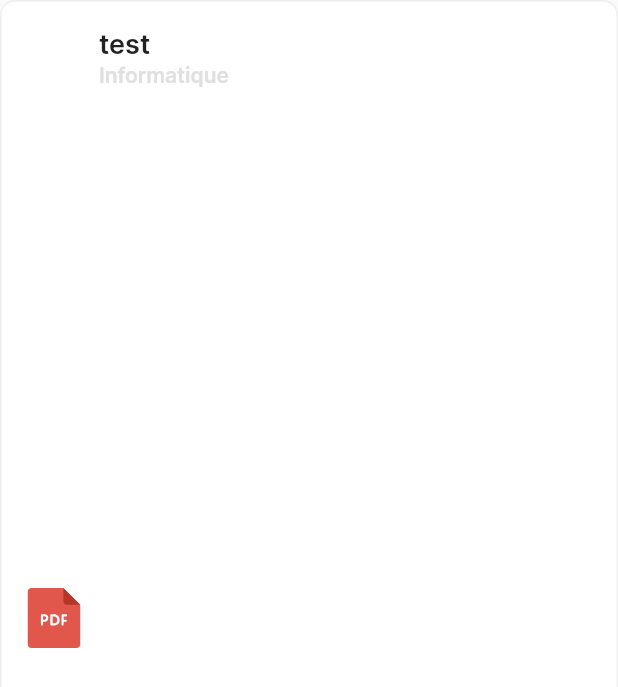
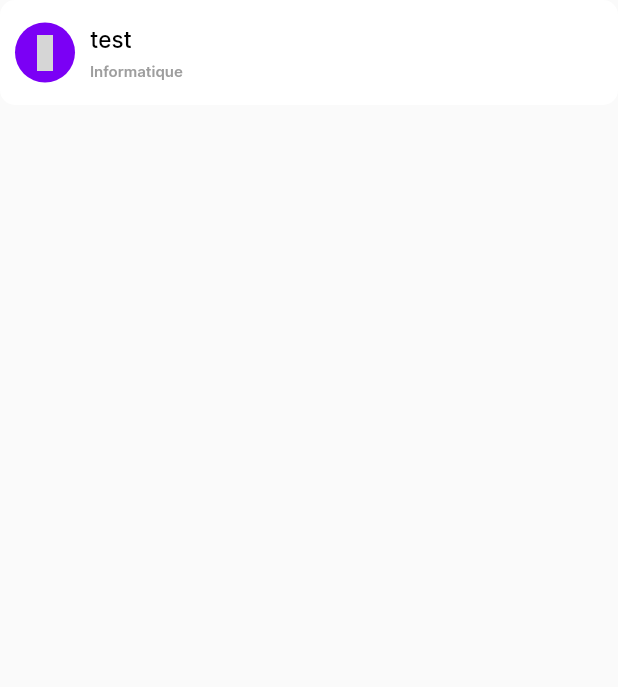
Before and after one commit to Yasser-Belatreche/setram-app, a Flutter app: the Document widget shown alone on an empty page, opened directly, on a phone screen of 412 x 824 dp. Shown: the top 687 px of the screen. Run offline on Flutter 3.47's test engine with Material 2 defaults, Android fonts, the phone set to English and light mode, and no system bars; our stand-ins replace date_picker_timeline, flutter_svg, google_nav_bar, line_icons; missing offline and left inert: syncfusion_flutter_pdfviewer; grey boxes are pictures that could not be loaded.

Commit message:
ui done except home page

```diff
--- a/lib/src/screens/document/document.dart
+++ b/lib/src/screens/document/document.dart
@@ -24,7 +24,7 @@ class _DocumentScreenState extends State<DocumentScreen> {
       appBar: AppBar(
         foregroundColor: Colors.black,
         backgroundColor: Colors.white,
-        elevation: 1.1,
+        elevation: 0.5,
         title: const Text("Document"),
       ),
       floatingActionButton: FloatingActionButton(
--- a/lib/src/screens/home/my_documents/my_documents.dart
+++ b/lib/src/screens/home/my_documents/my_documents.dart
@@ -1,7 +1,6 @@
 import 'package:flutter/material.dart';
+import 'package:line_icons/line_icons.dart';
 import 'package:setram/src/screens/routes.dart';
-import 'package:setram/src/ui/svg_icon.dart';
-import 'package:setram/src/utils/icons.dart';
 
 class MyDocuments extends StatelessWidget {
   const MyDocuments({Key? key}) : super(key: key);
@@ -24,26 +23,30 @@ class MyDocuments extends StatelessWidget {
             children: const [
               Text(
                 "Votre Documents :",
-                style: TextStyle(fontWeight: FontWeight.w600, fontSize: 20),
+                style: TextStyle(
+                  color: Colors.black,
+                  fontSize: 22,
+                  fontWeight: FontWeight.w600,
+                ),
               ),
             ],
           ),
         ),
         Expanded(
           child: SingleChildScrollView(
-            padding: const EdgeInsets.fromLTRB(10, 20, 10, 10),
+            padding: const EdgeInsets.all(20),
             child: Column(
               children: const [
                 Document(name: "test"),
-                SizedBox(height: 5),
+                SizedBox(height: 10),
                 Document(name: "test"),
-                SizedBox(height: 5),
+                SizedBox(height: 10),
                 Document(name: "test"),
-                SizedBox(height: 5),
+                SizedBox(height: 10),
                 Document(name: "test"),
-                SizedBox(height: 5),
+                SizedBox(height: 10),
                 Document(name: "test"),
-                SizedBox(height: 5),
+                SizedBox(height: 10),
                 Document(name: "test"),
               ],
             ),
@@ -62,13 +65,10 @@ class Document extends StatelessWidget {
   @override
   Widget build(BuildContext context) {
     return Container(
+      height: 70,
       decoration: BoxDecoration(
         color: Colors.white,
         borderRadius: BorderRadius.circular(10),
-        border: Border.all(
-          color: Colors.grey.shade200,
-          width: 1,
-        ),
       ),
       child: Material(
         type: MaterialType.transparency,
@@ -80,28 +80,41 @@ class Document extends StatelessWidget {
               Navigator.of(context).pushNamed(Routes.document);
             },
             child: Padding(
-              padding: EdgeInsets.symmetric(vertical: 18, horizontal: 15),
+              padding: EdgeInsets.all(10),
               child: Row(
                 children: [
-                  const SvgIcon(
-                    path: ICONS.pdf,
+                  Container(
                     width: 40,
+                    height: 40,
+                    decoration: const BoxDecoration(
+                      color: Color.fromARGB(255, 123, 0, 245),
+                      borderRadius: BorderRadius.all(Radius.circular(30)),
+                    ),
+                    child: const Icon(LineIcons.pdfFile, color: Colors.white),
                   ),
-                  SizedBox(width: 10),
+                  // const SvgIcon(
+                  //   path: ICONS.pdf,
+                  //   width: 40,
+                  // ),
+                  const SizedBox(width: 10),
                   Column(
                     crossAxisAlignment: CrossAxisAlignment.start,
+                    mainAxisAlignment: MainAxisAlignment.spaceEvenly,
                     children: [
                       Text(
                         name,
-                        style: TextStyle(
-                            fontSize: 18, fontWeight: FontWeight.w600),
+                        style: const TextStyle(
+                          color: Colors.black,
+                          fontSize: 15,
+                          fontWeight: FontWeight.w500,
+                        ),
                       ),
-                      Text(
+                      const Text(
                         "Informatique",
                         style: TextStyle(
-                          fontSize: 14,
+                          color: Colors.grey,
+                          fontSize: 10,
                           fontWeight: FontWeight.w600,
-                          color: Colors.grey.shade300,
                         ),
                       ),
                     ],
--- a/lib/src/screens/home/my_planning/my_planning.dart
+++ b/lib/src/screens/home/my_planning/my_planning.dart
@@ -46,7 +46,7 @@ class _TasksPageState extends State<TasksPage> {
               crossAxisAlignment: CrossAxisAlignment.start,
               children: [
                 Text(
-                  DateFormat('MMM, d', "fr").format(_selectedDate),
+                  DateFormat('MMM, d').format(_selectedDate),
                   style: const TextStyle(
                     color: Colors.black,
                     fontSize: 25,
```
